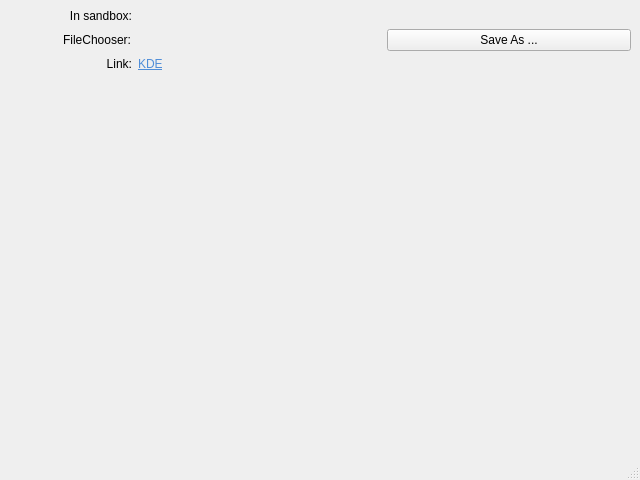
First picture: the form in src/portaltest.ui, repository KDE/xdg-portal-test-kde, before the edit.
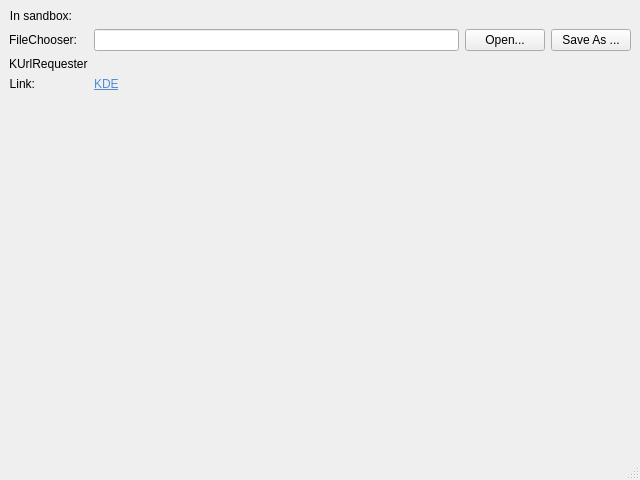
Second picture: the form after the edit. Custom widgets are drawn as their Qt base class.

Patch:
```diff
--- a/src/portaltest.ui
+++ b/src/portaltest.ui
@@ -14,10 +14,8 @@
    <string>KDE Portal test</string>
   </property>
   <widget class="QWidget" name="centralwidget">
-   <layout class="QGridLayout" name="gridLayout">
+   <layout class="QFormLayout" name="formLayout">
     <item row="0" column="0">
-     <layout class="QHBoxLayout" name="horizontalLayout" stretch="1,4">
-      <item>
        <widget class="QLabel" name="label">
         <property name="text">
          <string>In sandbox:</string>
@@ -27,18 +25,14 @@
         </property>
        </widget>
       </item>
-      <item>
+    <item row="0" column="1">
        <widget class="QLabel" name="sandboxLabel">
         <property name="text">
          <string/>
         </property>
        </widget>
       </item>
-     </layout>
-    </item>
     <item row="1" column="0">
-     <layout class="QHBoxLayout" name="horizontalLayout_2" stretch="1,2,2">
-      <item>
        <widget class="QLabel" name="label_2">
         <property name="layoutDirection">
          <enum>Qt::LeftToRight</enum>
@@ -51,8 +45,21 @@
         </property>
        </widget>
       </item>
+    <item row="1" column="1">
+     <layout class="QHBoxLayout" name="horizontalLayout">
       <item>
-       <widget class="KUrlRequester" name="openFile"/>
+       <widget class="QLineEdit" name="selectedFiles">
+        <property name="readOnly">
+         <bool>true</bool>
+        </property>
+       </widget>
+      </item>
+      <item>
+       <widget class="QPushButton" name="openFile">
+        <property name="text">
+         <string>Open...</string>
+        </property>
+       </widget>
       </item>
       <item>
        <widget class="QPushButton" name="saveFile">
@@ -64,8 +71,16 @@
      </layout>
     </item>
     <item row="2" column="0">
-     <layout class="QHBoxLayout" name="horizontalLayout_3" stretch="1,4">
-      <item>
+     <widget class="QLabel" name="label_5">
+      <property name="text">
+       <string>KUrlRequester</string>
+      </property>
+     </widget>
+    </item>
+    <item row="2" column="1">
+     <widget class="KUrlRequester" name="kurlrequester"/>
+    </item>
+    <item row="3" column="0">
        <widget class="QLabel" name="label_3">
         <property name="text">
          <string>Link:</string>
@@ -75,7 +90,7 @@
         </property>
        </widget>
       </item>
-      <item>
+    <item row="3" column="1">
        <widget class="QLabel" name="label_4">
         <property name="text">
          <string>&lt;html&gt;&lt;head/&gt;&lt;body&gt;&lt;p&gt;&lt;a href=&quot;http://kde.org/&quot;&gt;&lt;span style=&quot; text-decoration: underline; color:#508ed8;&quot;&gt;KDE&lt;/span&gt;&lt;/a&gt;&lt;/p&gt;&lt;/body&gt;&lt;/html&gt;</string>
@@ -91,9 +106,7 @@
         </property>
        </widget>
       </item>
-     </layout>
-    </item>
-    <item row="3" column="0">
+    <item row="4" column="0" colspan="2">
      <spacer name="verticalSpacer">
       <property name="orientation">
        <enum>Qt::Vertical</enum>
```
Left out of the diff: 9 changed lines with no effect on the pictures. Lines whose indentation alone changed are shown as unchanged.
